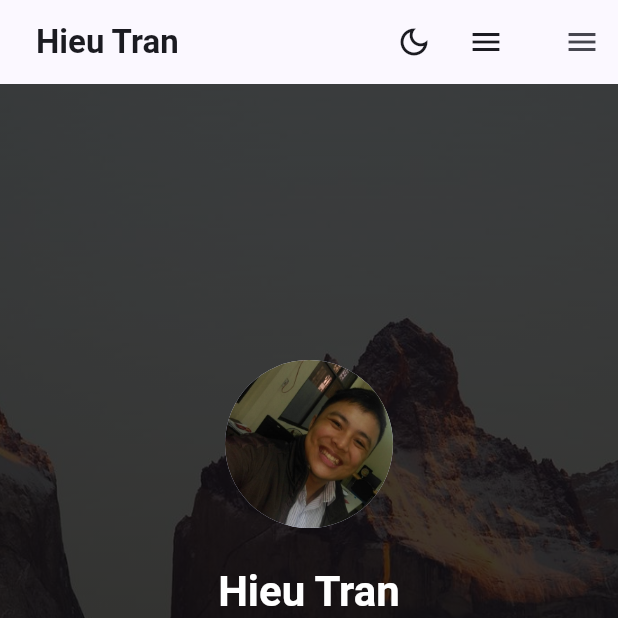
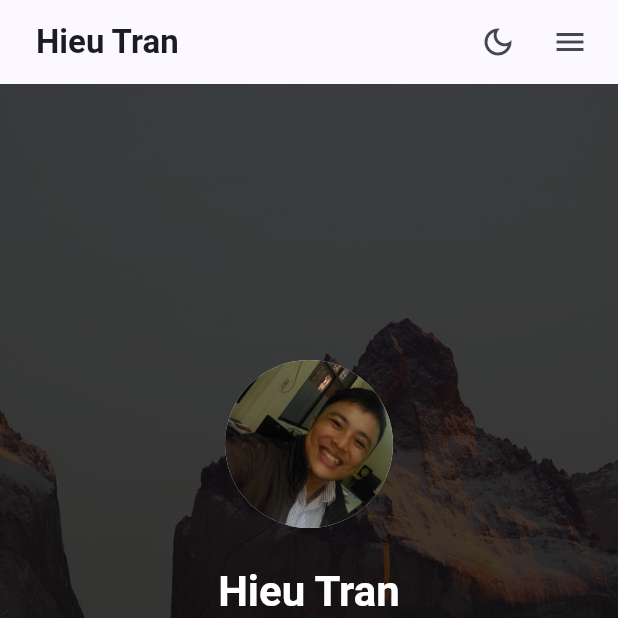
Before and after one commit to hieutv-dng/flutter_portfolio, a Flutter app: the screen it shows after launch, on a phone screen of 412 x 824 dp, the top half of it. Run offline on Flutter 3.47's test engine with Material 3 defaults, Android fonts, the phone set to English and light mode, and no system bars; drawn by our look-alikes of flutter_animate; our stand-ins replace flutter_svg.

Commit message:
fix(nav): remove duplicate hamburger on compact layouts
Scaffold sets an endDrawer, so AppBar auto-injected its own
EndDrawerButton on top of NavBar's own menu button whenever actions
was empty. Move the nav links, theme toggle and hamburger from title
into AppBar.actions and set centerTitle: false; a non-empty actions
list suppresses the framework button. Public API and home_page.dart
are unchanged.

```diff
--- a/lib/src/ui/widgets/nav_bar.dart
+++ b/lib/src/ui/widgets/nav_bar.dart
@@ -43,11 +43,11 @@ class NavBar extends StatelessWidget implements PreferredSizeWidget {
     final ColorScheme colors = theme.colorScheme;
     return AppBar(
       titleSpacing: 0,
+      centerTitle: false,
+      // The name/logo sits at the start and returns to the hero when tapped.
       title: Padding(
         padding: const EdgeInsets.symmetric(horizontal: 16),
-        child: Row(
-          children: <Widget>[
-            InkWell(
+        child: InkWell(
           onTap: onLogoTap,
           borderRadius: BorderRadius.circular(8),
           child: Padding(
@@ -58,15 +58,19 @@ class NavBar extends StatelessWidget implements PreferredSizeWidget {
             ),
           ),
         ),
-            const Spacer(),
+      ),
+      // Controls live in `actions` rather than the title: a non-empty actions
+      // list stops the framework from auto-injecting its own end-drawer button,
+      // which would otherwise double the hamburger on compact layouts.
+      actions: <Widget>[
         if (isDesktop) ...<Widget>[
           for (final NavItem item in items)
             Padding(
               padding: const EdgeInsets.symmetric(horizontal: 4),
               child: TextButton(
                 onPressed: item.onTap,
-                    // Text shifts to the accent on hover; null keeps the
-                    // default colour otherwise.
+                // Text shifts to the accent on hover; null keeps the default
+                // colour otherwise.
                 style: ButtonStyle(
                   foregroundColor: WidgetStateProperty.resolveWith<Color?>(
                     (Set<WidgetState> states) =>
@@ -88,9 +92,8 @@ class NavBar extends StatelessWidget implements PreferredSizeWidget {
             onPressed: onMenuTap,
           ),
         ],
+        const SizedBox(width: 8),
       ],
-        ),
-      ),
     );
   }
 }
```
Lines whose indentation alone changed are shown as unchanged.
